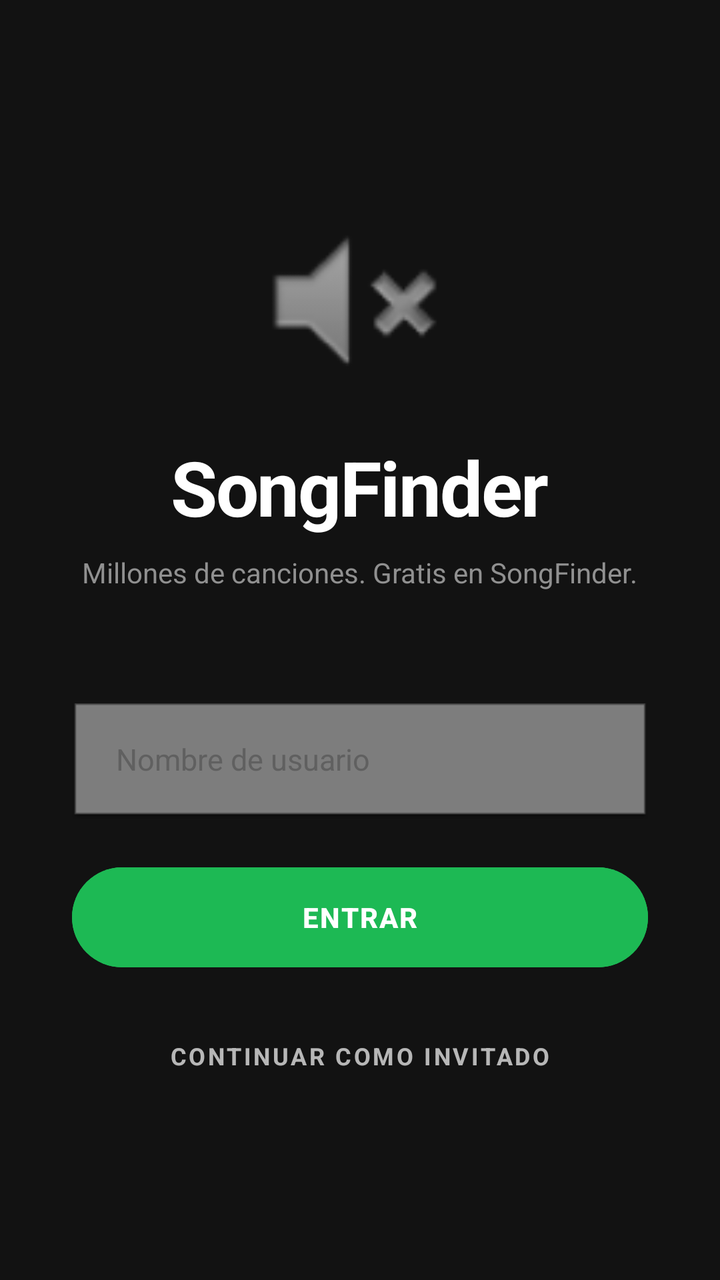
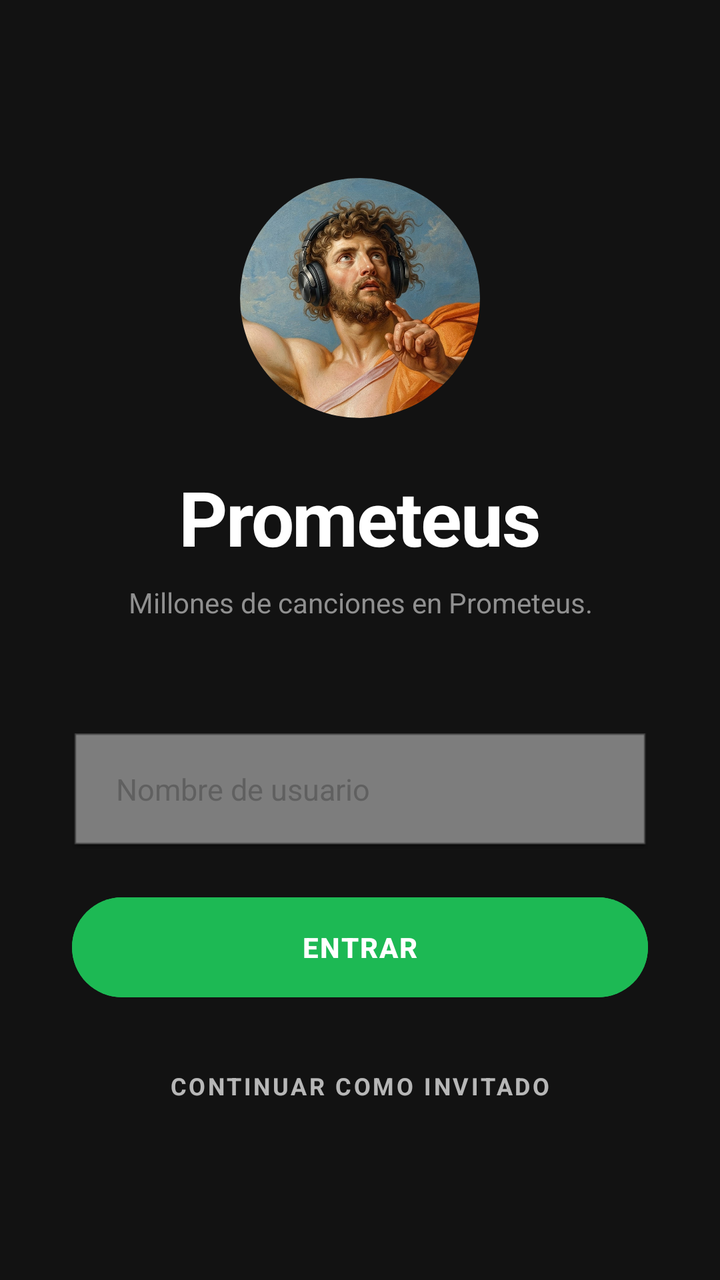

An Android layout rendered at two revisions. The XML below is the earlier revision; the diff shows what the commit changed to produce the second picture.
<!-- AndroidManifest.xml: application theme Theme.SongFinder -->
<!-- res/layout/activity_login.xml -->
<?xml version="1.0" encoding="utf-8"?>
<LinearLayout xmlns:android="http://schemas.android.com/apk/res/android"
    android:layout_width="match_parent"
    android:layout_height="match_parent"
    android:background="#121212"
    android:gravity="center"
    android:orientation="vertical"
    android:padding="36dp">

    <ImageView
        android:id="@+id/logoImageView"
        android:layout_width="90dp"
        android:layout_height="90dp"
        android:src="@android:drawable/ic_lock_silent_mode"
        android:layout_marginBottom="24dp"
        android:contentDescription="SongFinder Logo"/>

    <TextView
        android:layout_width="wrap_content"
        android:layout_height="wrap_content"
        android:text="SongFinder"
        android:textColor="#FFFFFF"
        android:textSize="38sp"
        android:textStyle="bold"
        android:letterSpacing="-0.02" />

    <TextView
        android:layout_width="wrap_content"
        android:layout_height="wrap_content"
        android:text="Millones de canciones. Gratis en SongFinder."
        android:textColor="#909090"
        android:layout_marginTop="8dp"
        android:layout_marginBottom="56dp"
        android:textAlignment="center"
        android:textSize="14sp"/>

    <EditText
        android:id="@+id/usernameEditText"
        android:layout_width="match_parent"
        android:layout_height="58dp"
        android:background="@android:drawable/editbox_dropdown_dark_frame"
        android:hint="Nombre de usuario"
        android:textColorHint="#606060"
        android:textColor="#FFFFFF"
        android:paddingLeft="22dp"
        android:paddingRight="22dp"
        android:inputType="text"
        android:layout_marginBottom="20dp"
        android:textSize="15sp"/>

    <Button
        android:id="@+id/loginButton"
        android:layout_width="match_parent"
        android:layout_height="58dp"
        android:text="ENTRAR"
        android:backgroundTint="#1DB954"
        android:textColor="#FFFFFF"
        android:textStyle="bold"
        android:onClick="onLoginClick"
        android:letterSpacing="0.05" />

    <TextView
        android:id="@+id/guestTextView"
        android:layout_width="wrap_content"
        android:layout_height="wrap_content"
        android:text="CONTINUAR COMO INVITADO"
        android:textColor="#FFFFFF"
        android:layout_marginTop="32dp"
        android:onClick="onGuestClick"
        android:textSize="12sp"
        android:textStyle="bold"
        android:letterSpacing="0.1"
        android:clickable="true"
        android:focusable="true"
        android:alpha="0.7"/>
</LinearLayout>
<!-- resources referenced by this layout -->
<resources>
  <style name="Theme.SongFinder" parent="Base.Theme.SongFinder" />
  <style name="Base.Theme.SongFinder" parent="Theme.Material3.DayNight.NoActionBar">
          
          
      </style>
</resources>

<!-- the commit's change to res/layout/activity_login.xml (unified diff, before → after) -->
@@ -1,5 +1,6 @@
 <?xml version="1.0" encoding="utf-8"?>
 <LinearLayout xmlns:android="http://schemas.android.com/apk/res/android"
+    xmlns:app="http://schemas.android.com/apk/res-auto"
     android:layout_width="match_parent"
     android:layout_height="match_parent"
     android:background="#121212"
@@ -7,18 +8,20 @@
     android:orientation="vertical"
     android:padding="36dp">
 
-    <ImageView
+    <com.google.android.material.imageview.ShapeableImageView
         android:id="@+id/logoImageView"
-        android:layout_width="90dp"
-        android:layout_height="90dp"
-        android:src="@android:drawable/ic_lock_silent_mode"
+        android:layout_width="120dp"
+        android:layout_height="120dp"
+        android:src="@drawable/logo_prometeus"
+        android:scaleType="centerCrop"
+        app:shapeAppearanceOverlay="@style/CircleImage"
         android:layout_marginBottom="24dp"
-        android:contentDescription="SongFinder Logo"/>
+        android:contentDescription="Prometeus Logo"/>
 
     <TextView
         android:layout_width="wrap_content"
         android:layout_height="wrap_content"
-        android:text="SongFinder"
+        android:text="Prometeus"
         android:textColor="#FFFFFF"
         android:textSize="38sp"
         android:textStyle="bold"
@@ -27,7 +30,7 @@
     <TextView
         android:layout_width="wrap_content"
         android:layout_height="wrap_content"
-        android:text="Millones de canciones. Gratis en SongFinder."
+        android:text="Millones de canciones en Prometeus."
         android:textColor="#909090"
         android:layout_marginTop="8dp"
         android:layout_marginBottom="56dp"
<!-- resource entries referenced after the edit -->
@@ -1,5 +1,10 @@
 <!-- resources referenced by this layout -->
 <resources>
+  <!-- drawable logo_prometeus: jpeg bitmap (drawable, 277959 bytes) -->
+  <style name="CircleImage" parent="">
+          <item name="cornerFamily">rounded</item>
+          <item name="cornerSize">50%</item>
+      </style>
   <style name="Theme.SongFinder" parent="Base.Theme.SongFinder" />
   <style name="Base.Theme.SongFinder" parent="Theme.Material3.DayNight.NoActionBar">
           
